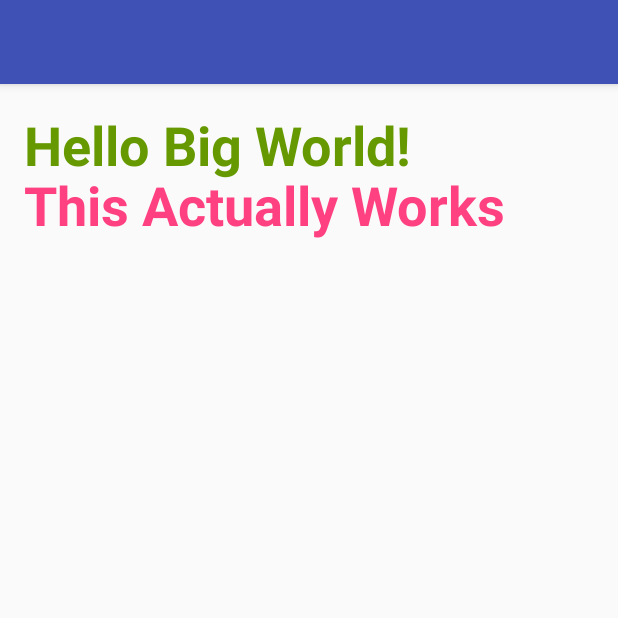
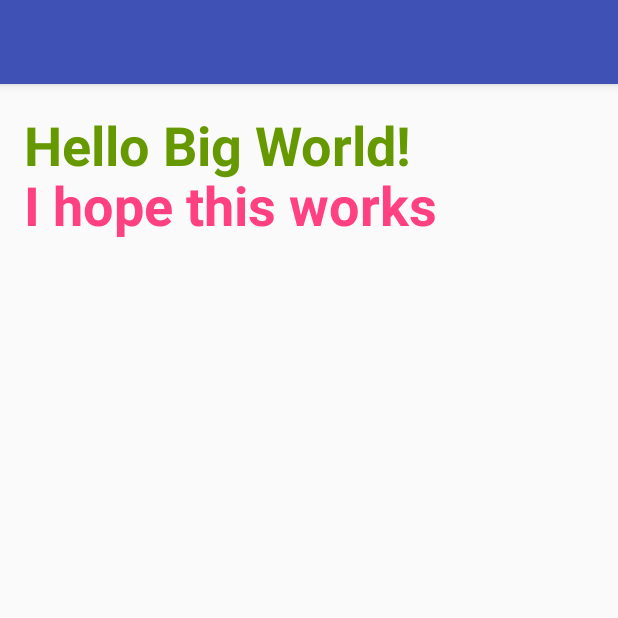
Before and after one commit to RPSproject/RPS, an Android app: the screen it shows after launch (MainActivity), on a phone screen of 412 x 824 dp, the top half of it. Run offline under Robolectric (Android 15) with nearby library versions, the phone set to English and light mode, and no system bars.

Commit message:
I hope this works

```diff
--- a/app/src/main/res/layout/activity_main.xml
+++ b/app/src/main/res/layout/activity_main.xml
@@ -19,7 +19,7 @@
         android:textColor="@android:color/holo_green_dark" />
 
     <TextView
-        android:text="This Actually Works"
+        android:text="I hope this works"
         android:layout_width="wrap_content"
         android:layout_height="wrap_content"
         android:id="@+id/textView2"
```
